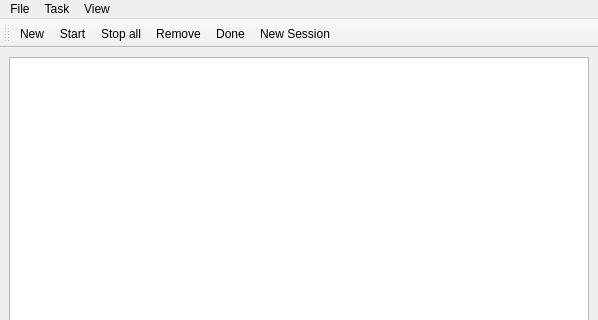
Above: ui/tasktimer.ui from cmusik/tasktimer before the change; both pictures show x 0 to 598 and y 0 to 320 of the 598 by 477 pixel window. Below: the same form after it.
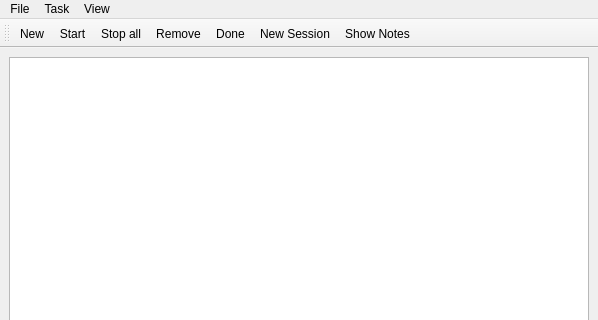
That is the form after the change. Icons and pictures are not drawn.

Commit message: added basic notes and began logging feature

Patch:
```diff
--- a/ui/tasktimer.ui
+++ b/ui/tasktimer.ui
@@ -99,6 +99,7 @@
    <addaction name="actionRemove" />
    <addaction name="actionDone" />
    <addaction name="actionNewSession" />
+   <addaction name="actionShowNotes" />
   </widget>
   <action name="actionExit" >
    <property name="icon" >
@@ -213,6 +214,11 @@
     <string>New Session</string>
    </property>
   </action>
+  <action name="actionShowNotes" >
+   <property name="text" >
+    <string>Show Notes</string>
+   </property>
+  </action>
  </widget>
  <resources>
   <include location="../pics/pics.qrc" />
```
The commit also changes 10 other files.
